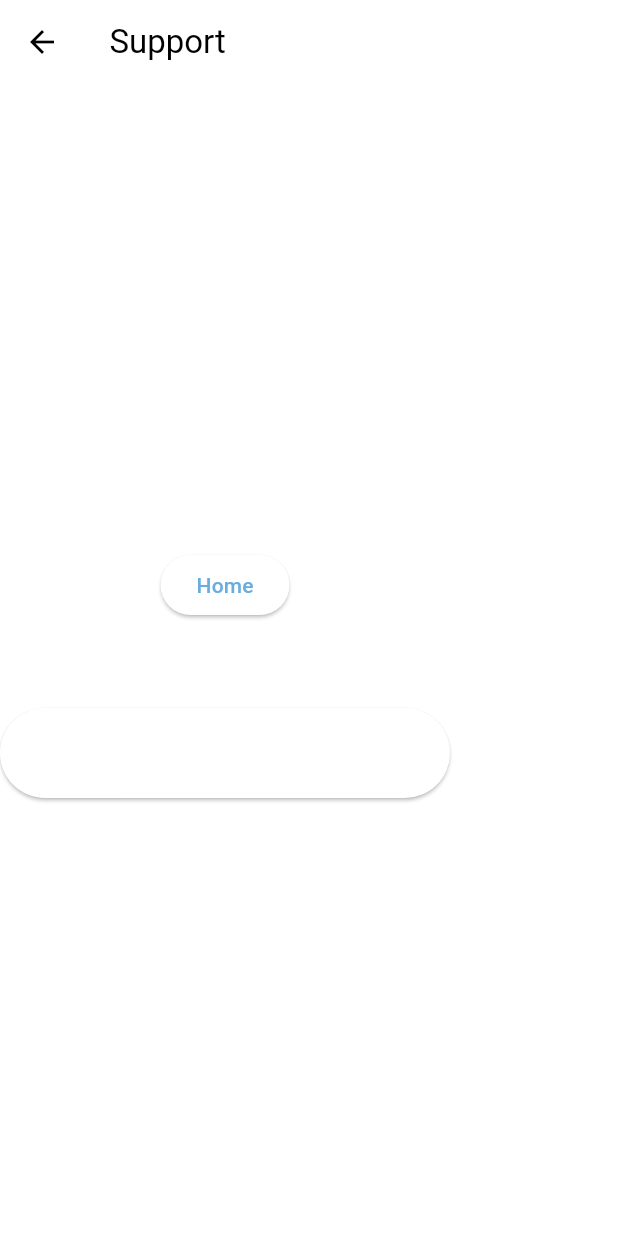
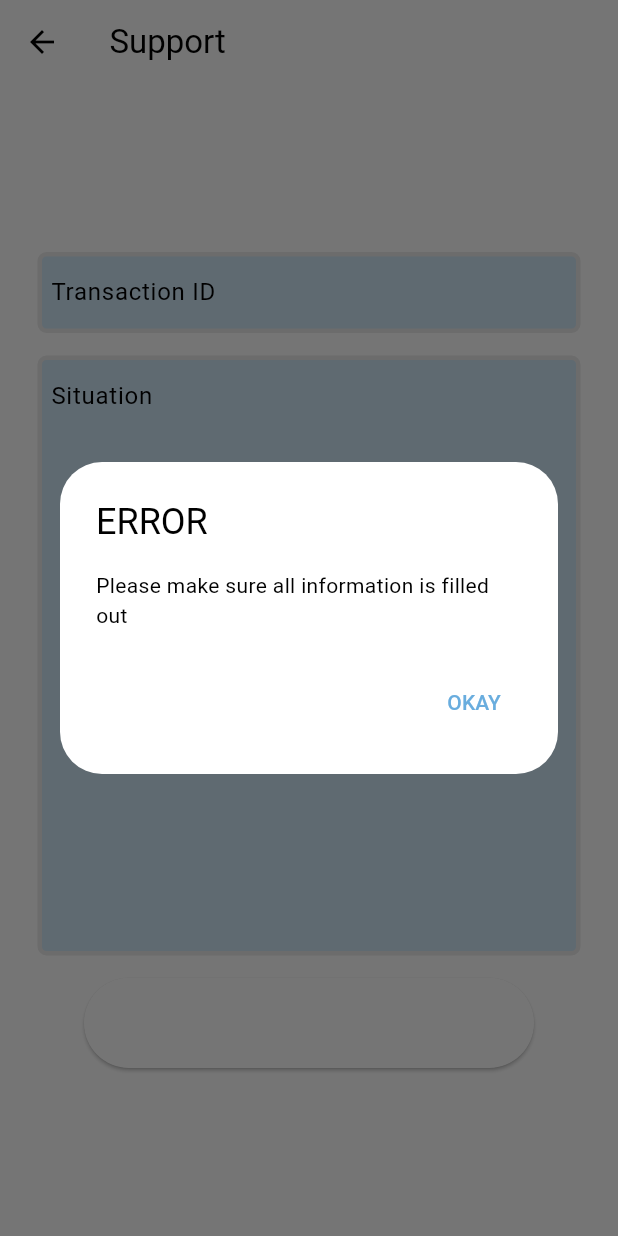
Before and after one commit to JVarela02/hof_book_nook_senior, a Flutter app: the SupportPage screen opened directly, after a tap on "Email Support?", on a phone screen of 412 x 824 dp. Run offline on Flutter 3.47's test engine with Material 3 defaults, Android fonts, the phone set to English and light mode, and no system bars; our stand-ins replace cloud_firestore, firebase_auth, firebase_core, google_fonts; accounts and stored records are empty.

Commit message:
support page completed

```diff
--- a/lib/pages/in app/support_page.dart
+++ b/lib/pages/in app/support_page.dart
@@ -24,19 +24,41 @@ class SupportPage extends StatefulWidget {
 class _SupportPageState extends State<SupportPage> {
   final user = FirebaseAuth.instance.currentUser!;
 
-  List<String> fullNames = [];
+  final _transactionIDController = TextEditingController();
+  final _situationController = TextEditingController();
+
+  @override
+  void dispose() {
+    _transactionIDController.dispose();
+    _situationController.dispose();
+    super.dispose();
+  }
 
   Future getfullName() async {
-    await FirebaseFirestore.instance.collection('users')
-    .where('email', isEqualTo: user.email)
-    .get().then(
-      (snapshot) => snapshot.docs.forEach(
-        (document) {
-          print(document.reference);
-          fullNames.add(document.reference.id);
-        },
-      ),
-    );
+    var collection = FirebaseFirestore.instance
+        .collection('users')
+        .where('email', isEqualTo: user.email);
+    var querySnapshot = await collection.get();
+    var finalName = "";
+    for (var queryDocumentSnapshot in querySnapshot.docs) {
+      Map<String, dynamic> data = queryDocumentSnapshot.data();
+      var firstName = data['first name'];
+      var lastName = data['last name'];
+      String fullName = firstName + " " + lastName;
+      finalName = fullName;
+    }
+    return finalName;
+  }
+
+  Future confirmNoEmpty() async {
+    if(_transactionIDController.text.toString().isEmpty | _situationController.text.toString().isEmpty) {
+      showEmptyErrorResponseDialogBox();
+    }
+    else{
+      var userName = await getfullName();
+      emailSupport(username: userName, transaction: _transactionIDController.text.toString(), user_email: user.email.toString(), message: _situationController.text.toString());
+    }
+
   }
 
   Future emailSupport({
@@ -95,6 +117,29 @@ class _SupportPageState extends State<SupportPage> {
     );
   }
 
+    void showEmptyErrorResponseDialogBox() async {
+    showDialog(
+      context: context,
+      builder: (BuildContext context) {
+        return Expanded(
+          child: AlertDialog(
+            title: Text('ERROR'),
+            content: Text('Please make sure all information is filled out'),
+            actions: [
+              TextButton(
+                //textColor: Colors.black,
+                onPressed: () {
+                  Navigator.of(context).pop();
+                },
+                child: Text('OKAY'),
+              ),
+            ],
+          ),
+        );
+      },
+    );
+  }
+
     @override
   Widget build(BuildContext context) {
     return Scaffold(
@@ -135,50 +180,79 @@ class _SupportPageState extends State<SupportPage> {
           )
         ],
       ),
-      body: Column(
+      body: SafeArea(
+      child: Center(
+      child: SingleChildScrollView(
+        child: Column(
           mainAxisAlignment: MainAxisAlignment.center,
           children: [
-          //ListView(children: <Widget>[
-          Container(
-            padding: const EdgeInsets.all(10),
-            child: ButtonBar(
-              alignment: MainAxisAlignment.center,
-              mainAxisSize: MainAxisSize
-                  .min, // this will take space as minimum as posible(to center)
-              children: <Widget>[
-                ElevatedButton(
-                  onPressed: () {
-                    Navigator.pop(context);
-                    Navigator.push(context,
-                        MaterialPageRoute(builder: (BuildContext context) {
-                      return HomePage();
-                    }));
-                  }, // "route" to home page
-                  child: Text('Home'),
+            Padding(
+              padding: const EdgeInsets.symmetric(horizontal: 25.0),
+              child: Container(
+                    decoration: BoxDecoration(
+                      color: Color.fromARGB(255, 207, 230, 247),
+                      border: Border.all(
+                          color: Color.fromARGB(255, 235, 235, 235), width: 3),
+                      borderRadius: BorderRadius.circular(6),
                     ),
-              ],
+                    child: Padding(
+                      padding: const EdgeInsets.only(left: 6.0),
+                      child: TextField(
+                        controller: _transactionIDController,
+                        decoration: const InputDecoration(
+                          border: InputBorder.none,
+                          hintText: "Transaction ID",
                         ),
                       ),
-          //],),
+                    ),
+                  ),
+            ),
 
-          SizedBox(
-            height: 10,
+            SizedBox(height:15),
+
+            Padding(
+              padding: const EdgeInsets.symmetric(horizontal: 25.0),
+              child: Container(
+                height: 400,
+                    decoration: BoxDecoration(
+                      color: Color.fromARGB(255, 207, 230, 247),
+                      border: Border.all(
+                          color: Color.fromARGB(255, 235, 235, 235), width: 3),
+                      borderRadius: BorderRadius.circular(6),
                     ),
-          SizedBox(height: 30,),
+                    child: Padding(
+                      padding: const EdgeInsets.only(left: 6.0),
+                      child: TextField(
+                        controller: _situationController,
+                        decoration: const InputDecoration(
+                          border: InputBorder.none,
+                          hintText: "Situation",
+                        ),
+                      ),
+                    ),
+                  ),
+            ),
+
+            SizedBox(height:15),
 
               SizedBox(
                 height: 60,
                 width: 300,
                 child: ElevatedButton(
                   onPressed: () async {
-                  emailSupport(username: fullNames[0], user_email: user.email.toString(), transaction: "WaWaWa", message: "This user has an issue")
+                    confirmNoEmpty()
+                    // emailSupport(username: "Must Fix", user_email: user.email.toString(), transaction: _transactionIDController.text.toString(), message: _situationController.text.toString())
                      ;},
                   child: Text("Email Support?",
                     style: TextStyle(color: Colors.white),
                   ),
                 ),
               ),
+
           ],
+        ),
+      ),
+    ),
       ),
       );
   }
```
Also changed, not shown: lib/pages/in app/account_page.dart (+35 -27 lines), lib/pages/in app/home_page.dart (+23 -7 lines), lib/pages/in app/listing_page.dart (+37 -22 lines). Lines whose indentation alone changed are shown as unchanged.
